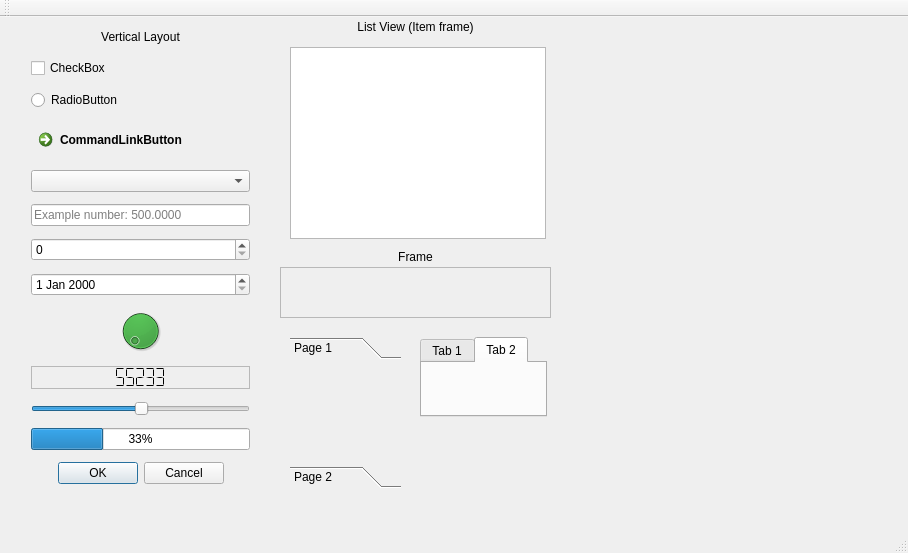
DOJ745/QtWidgetsPlayground, file MainWindow.ui: the form before one commit.
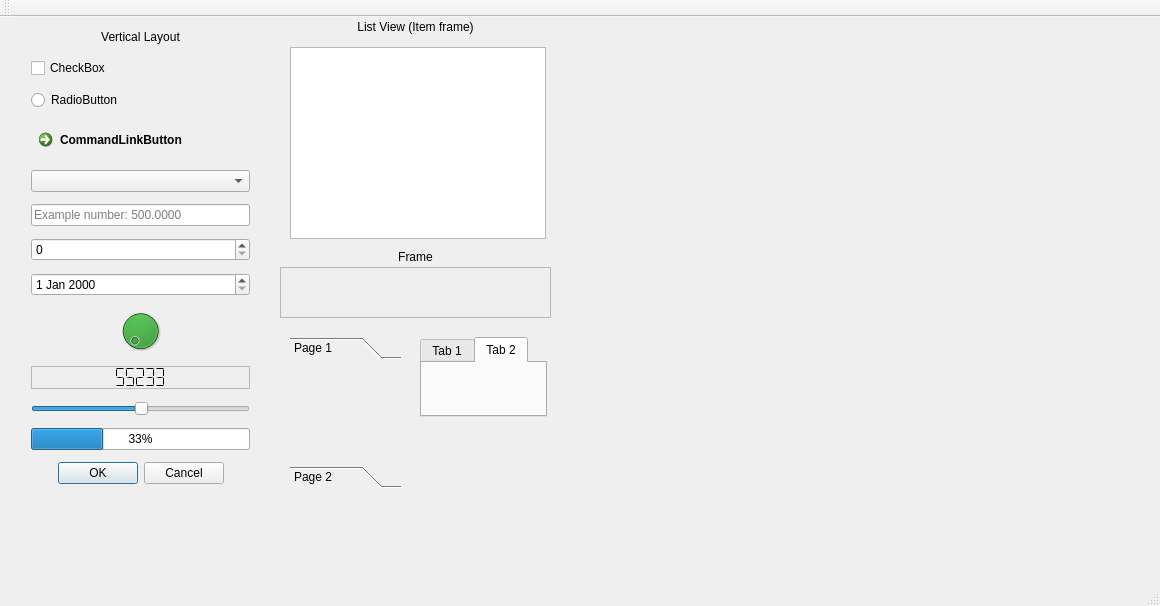
The form after the commit.

Commit message:
Feat[add+fix]: 2d and 3d charts, fix double validator
- Add animated 3d chart to see how point travels through dimensions
- Add 2D chart with different lines and one spline
- Fix check on double by replacing comma on period during the checking of the state

```diff
--- a/MainWindow.ui
+++ b/MainWindow.ui
@@ -6,8 +6,8 @@
    <rect>
     <x>0</x>
     <y>0</y>
-    <width>908</width>
-    <height>553</height>
+    <width>1160</width>
+    <height>606</height>
    </rect>
   </property>
   <property name="windowTitle">
@@ -273,6 +273,36 @@
      <set>Qt::AlignmentFlag::AlignCenter</set>
     </property>
    </widget>
+   <widget class="QWidget" name="threeDimensionChartWidget" native="true">
+    <property name="geometry">
+     <rect>
+      <x>570</x>
+      <y>30</y>
+      <width>571</width>
+      <height>191</height>
+     </rect>
+    </property>
+   </widget>
+   <widget class="QWidget" name="classicChartWidget" native="true">
+    <property name="geometry">
+     <rect>
+      <x>570</x>
+      <y>240</y>
+      <width>571</width>
+      <height>301</height>
+     </rect>
+    </property>
+   </widget>
+   <zorder>classicChartWidget</zorder>
+   <zorder>verticalLayoutWidget</zorder>
+   <zorder>listWidget</zorder>
+   <zorder>tabWidget</zorder>
+   <zorder>frame</zorder>
+   <zorder>label_2</zorder>
+   <zorder>label_3</zorder>
+   <zorder>toolBox</zorder>
+   <zorder>label_4</zorder>
+   <zorder>threeDimensionChartWidget</zorder>
   </widget>
   <widget class="QMenuBar" name="menuBar">
    <property name="geometry">
```
Left out of the diff: 2 changed lines with no effect on the pictures. The commit also changes 9 other files.
